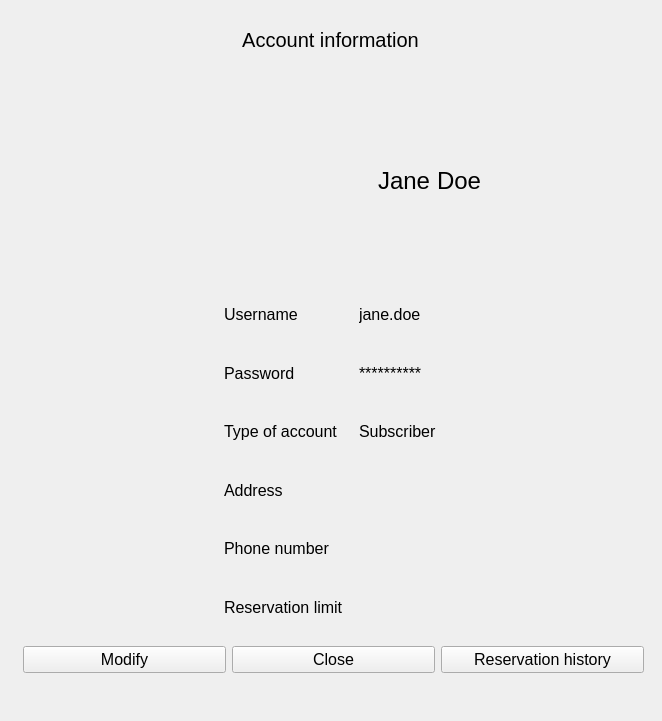
The window that source/myaccount.ui (sophieham/Glybook) describes before a commit, drawn with Qt 5.
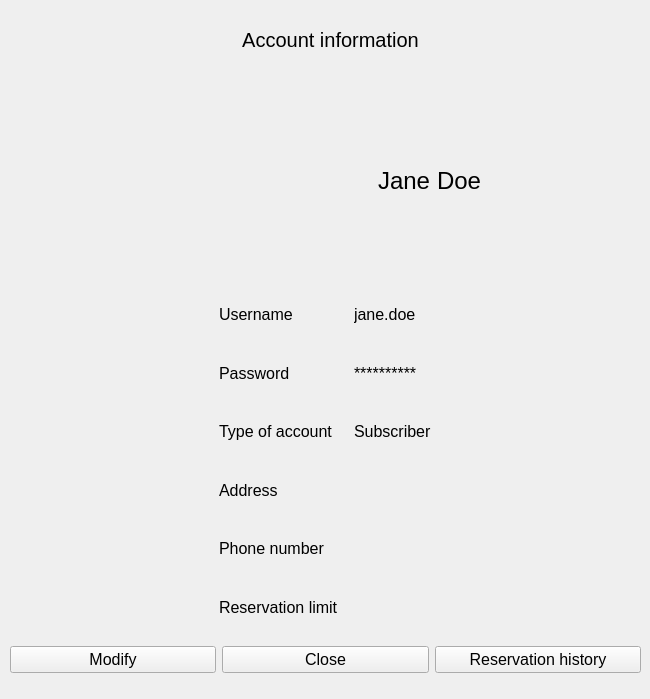
The same window after the commit. Icons and pictures are not drawn.

Patch:
```diff
--- a/source/myaccount.ui
+++ b/source/myaccount.ui
@@ -12,8 +12,8 @@
    <rect>
     <x>0</x>
     <y>0</y>
-    <width>662</width>
-    <height>721</height>
+    <width>650</width>
+    <height>699</height>
    </rect>
   </property>
   <property name="windowTitle">
@@ -158,9 +158,9 @@
   <widget class="QWidget" name="horizontalLayoutWidget">
    <property name="geometry">
     <rect>
-     <x>23</x>
+     <x>10</x>
      <y>620</y>
-     <width>621</width>
+     <width>631</width>
      <height>80</height>
     </rect>
    </property>
@@ -208,7 +208,7 @@
     <rect>
      <x>0</x>
      <y>290</y>
-     <width>661</width>
+     <width>651</width>
      <height>341</height>
     </rect>
    </property>
```
